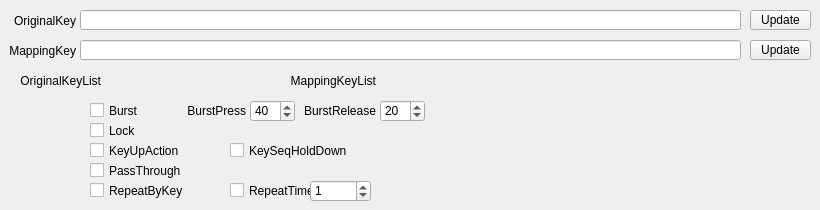
The window that QKeyMapper/qitemsetupdialog.ui (Zalafina/QKeyMapper) describes before a commit, drawn with Qt 5.
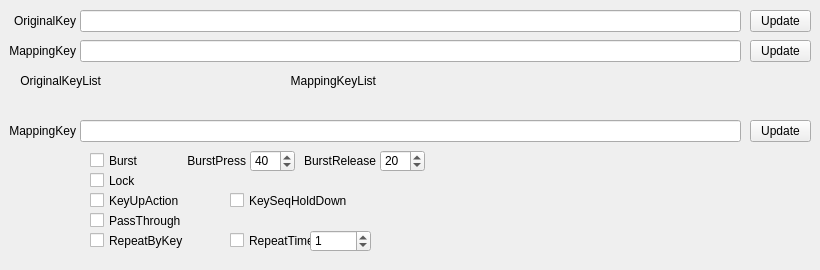
The same window after the commit.

Commit message: Add mapping item description lineedit.

What changed in the file:
```diff
--- a/QKeyMapper/qitemsetupdialog.ui
+++ b/QKeyMapper/qitemsetupdialog.ui
@@ -7,7 +7,7 @@
     <x>0</x>
     <y>0</y>
     <width>820</width>
-    <height>210</height>
+    <height>270</height>
    </rect>
   </property>
   <property name="sizePolicy">
@@ -19,13 +19,13 @@
   <property name="minimumSize">
    <size>
     <width>820</width>
-    <height>210</height>
+    <height>270</height>
    </size>
   </property>
   <property name="maximumSize">
    <size>
     <width>820</width>
-    <height>210</height>
+    <height>270</height>
    </size>
   </property>
   <property name="windowTitle">
@@ -35,7 +35,7 @@
    <property name="geometry">
     <rect>
      <x>90</x>
-     <y>100</y>
+     <y>150</y>
      <width>101</width>
      <height>21</height>
     </rect>
@@ -54,7 +54,7 @@
    <property name="geometry">
     <rect>
      <x>90</x>
-     <y>120</y>
+     <y>170</y>
      <width>101</width>
      <height>21</height>
     </rect>
@@ -73,7 +73,7 @@
    <property name="geometry">
     <rect>
      <x>90</x>
-     <y>140</y>
+     <y>190</y>
      <width>131</width>
      <height>21</height>
     </rect>
@@ -92,7 +92,7 @@
    <property name="geometry">
     <rect>
      <x>90</x>
-     <y>160</y>
+     <y>210</y>
      <width>131</width>
      <height>21</height>
     </rect>
@@ -111,7 +111,7 @@
    <property name="geometry">
     <rect>
      <x>250</x>
-     <y>100</y>
+     <y>150</y>
      <width>45</width>
      <height>22</height>
     </rect>
@@ -127,7 +127,7 @@
    <property name="geometry">
     <rect>
      <x>165</x>
-     <y>100</y>
+     <y>150</y>
      <width>81</width>
      <height>22</height>
     </rect>
@@ -143,7 +143,7 @@
    <property name="geometry">
     <rect>
      <x>295</x>
-     <y>100</y>
+     <y>150</y>
      <width>81</width>
      <height>22</height>
     </rect>
@@ -159,7 +159,7 @@
    <property name="geometry">
     <rect>
      <x>380</x>
-     <y>100</y>
+     <y>150</y>
      <width>45</width>
      <height>22</height>
     </rect>
@@ -177,7 +177,7 @@
      <x>80</x>
      <y>10</y>
      <width>661</width>
-     <height>20</height>
+     <height>22</height>
     </rect>
    </property>
   </widget>
@@ -187,7 +187,7 @@
      <x>80</x>
      <y>40</y>
      <width>661</width>
-     <height>20</height>
+     <height>22</height>
     </rect>
    </property>
   </widget>
@@ -261,7 +261,7 @@
      <x>750</x>
      <y>10</y>
      <width>61</width>
-     <height>20</height>
+     <height>22</height>
     </rect>
    </property>
    <property name="focusPolicy">
@@ -280,7 +280,7 @@
      <x>750</x>
      <y>40</y>
      <width>61</width>
-     <height>20</height>
+     <height>22</height>
     </rect>
    </property>
    <property name="focusPolicy">
@@ -297,7 +297,7 @@
    <property name="geometry">
     <rect>
      <x>230</x>
-     <y>140</y>
+     <y>190</y>
      <width>141</width>
      <height>21</height>
     </rect>
@@ -316,7 +316,7 @@
    <property name="geometry">
     <rect>
      <x>90</x>
-     <y>180</y>
+     <y>230</y>
      <width>131</width>
      <height>21</height>
     </rect>
@@ -335,7 +335,7 @@
    <property name="geometry">
     <rect>
      <x>230</x>
-     <y>180</y>
+     <y>230</y>
      <width>91</width>
      <height>21</height>
     </rect>
@@ -354,7 +354,7 @@
    <property name="geometry">
     <rect>
      <x>310</x>
-     <y>180</y>
+     <y>230</y>
      <width>61</width>
      <height>22</height>
     </rect>
@@ -366,6 +366,51 @@
     <number>1</number>
    </property>
   </widget>
+  <widget class="QLabel" name="itemDescriptionLabel">
+   <property name="geometry">
+    <rect>
+     <x>5</x>
+     <y>120</y>
+     <width>71</width>
+     <height>22</height>
+    </rect>
+   </property>
+   <property name="text">
+    <string>MappingKey</string>
+   </property>
+   <property name="alignment">
+    <set>Qt::AlignmentFlag::AlignRight|Qt::AlignmentFlag::AlignTrailing|Qt::AlignmentFlag::AlignVCenter</set>
+   </property>
+  </widget>
+  <widget class="QLineEdit" name="itemDescriptionLineEdit">
+   <property name="geometry">
+    <rect>
+     <x>80</x>
+     <y>120</y>
+     <width>661</width>
+     <height>22</height>
+    </rect>
+   </property>
+  </widget>
+  <widget class="QPushButton" name="itemDescriptionUpdateButton">
+   <property name="geometry">
+    <rect>
+     <x>750</x>
+     <y>120</y>
+     <width>61</width>
+     <height>22</height>
+    </rect>
+   </property>
+   <property name="focusPolicy">
+    <enum>Qt::FocusPolicy::NoFocus</enum>
+   </property>
+   <property name="text">
+    <string>Update</string>
+   </property>
+   <property name="autoDefault">
+    <bool>false</bool>
+   </property>
+  </widget>
  </widget>
  <resources/>
  <connections/>
```
The commit also changes 6 other files.
